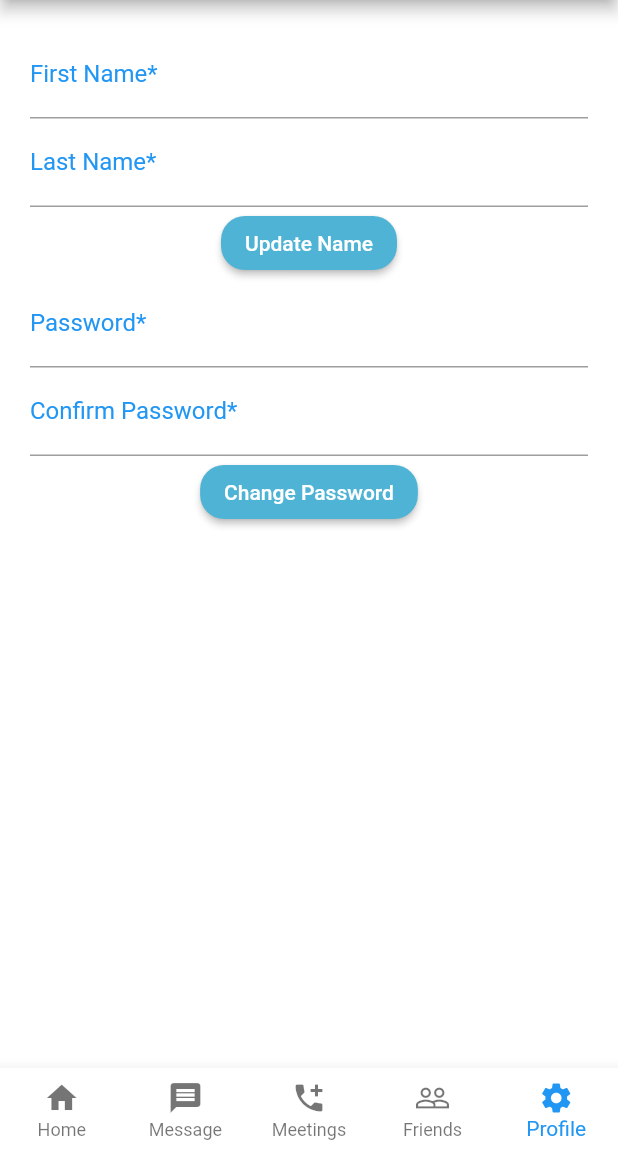
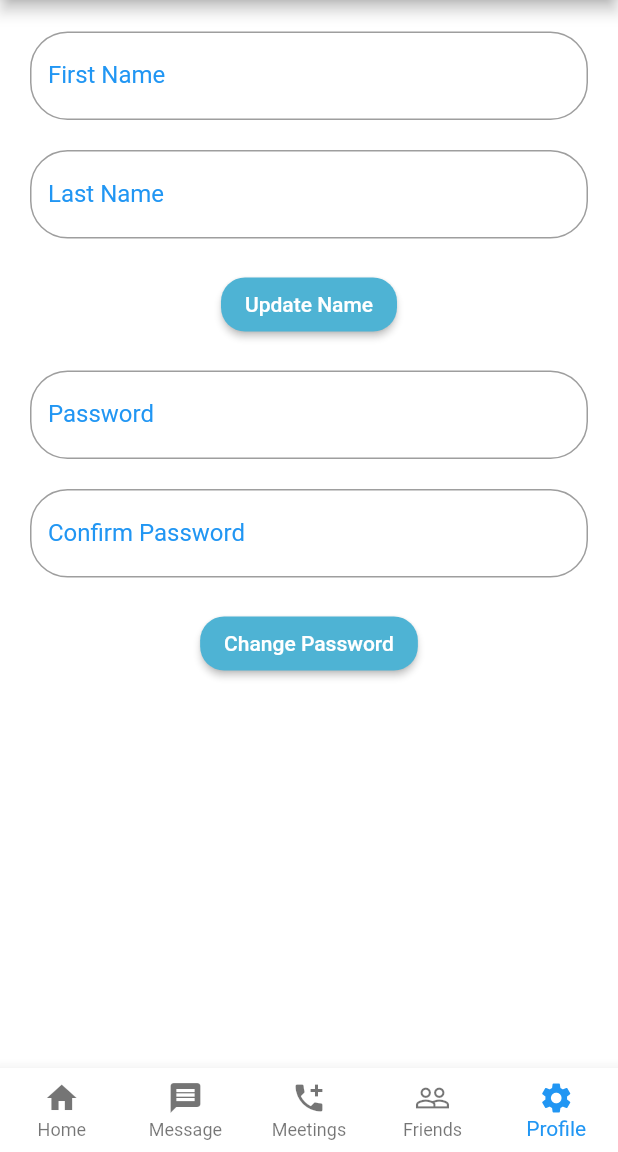
Before and after one commit to hazyon/fyf, a Flutter app: the ControlPage screen opened directly, item 5 of the bottom bar chosen, on a phone screen of 412 x 824 dp, the part 84-1236 px from its top. Run offline on Flutter 3.47's test engine with Material 2 defaults, Android fonts, the phone set to English and light mode, and no system bars; our stand-ins replace cloud_firestore, firebase_auth; accounts and stored records are empty; Roboto replaces fonts that are missing (Montserrat).

Commit message:
styling update profile page, code readability

```diff
--- a/study_buddy/lib/profileUpdate.dart
+++ b/study_buddy/lib/profileUpdate.dart
@@ -61,9 +61,16 @@ class _ProfilePageState extends State<ProfilePage> {
                 key: _updateNameKey,
                 child: Column(
                   children: <Widget>[
+                    new Padding(padding: EdgeInsets.only(top: 1.0)),
                     TextFormField(
                       decoration: InputDecoration(
-                          labelText: 'First Name*', hintText: "John"),
+                          labelText: 'First Name',
+                          //hintText: "John"
+                          border: OutlineInputBorder(
+                            borderRadius: new BorderRadius.circular(25.0),
+                            borderSide: new BorderSide(),
+                        ),
+                      ),
                       controller: firstNameInputController,
                       validator: (value) {
                         if (value.length < 3) {
@@ -72,16 +79,24 @@ class _ProfilePageState extends State<ProfilePage> {
                         return null;
                       },
                     ),
+                    new Padding(padding: EdgeInsets.all(10.0)),
                     TextFormField(
                         decoration: InputDecoration(
-                            labelText: 'Last Name*', hintText: "Doe"),
+                            labelText: 'Last Name',
+                            border: OutlineInputBorder(
+                              borderRadius: new BorderRadius.circular(25.0),
+                              borderSide: new BorderSide(),
+                            ),
+                            //hintText: "Doe"
+                        ),
                         controller: lastNameInputController,
                         validator: (value) {
-                          if (value.length < 3) {
+                          if (value.length < 2) {
                             return "Please enter a valid last name.";
                           }
                           return null;
                         }),
+                    new Padding(padding: EdgeInsets.all(10.0)),
                     RaisedButton(
                       child: Text("Update Name"),
                       shape: RoundedRectangleBorder(
@@ -106,20 +121,35 @@ class _ProfilePageState extends State<ProfilePage> {
               Form(
                   key: _updatePasswordKey,
                   child: Column(children: <Widget>[
+                    new Padding(padding: EdgeInsets.all(10.0)),
                     TextFormField(
                       decoration: InputDecoration(
-                          labelText: 'Password*', hintText: "********"),
+                          labelText: 'Password',
+                          border: OutlineInputBorder(
+                            borderRadius: new BorderRadius.circular(25.0),
+                            borderSide: new BorderSide(),
+                          ),
+                        //hintText: "********",
+                      ),
                       controller: pwdInputController,
                       obscureText: true,
                       validator: pwdValidator,
                     ),
+                    new Padding(padding: EdgeInsets.all(10.0)),
                     TextFormField(
                       decoration: InputDecoration(
-                          labelText: 'Confirm Password*', hintText: "********"),
+                          labelText: 'Confirm Password',
+                        border: OutlineInputBorder(
+                          borderRadius: new BorderRadius.circular(25.0),
+                          borderSide: new BorderSide(),
+                        ),
+                          //hintText: "********",
+                      ),
                       controller: confirmPwdInputController,
                       obscureText: true,
                       validator: pwdValidator,
                     ),
+                    new Padding(padding: EdgeInsets.all(10.0)),
                     RaisedButton(
                       child: Text("Change Password"),
                       shape: RoundedRectangleBorder(
```
